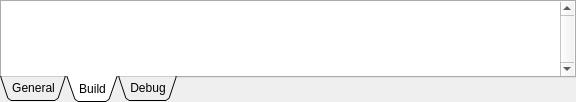
First picture: the form in outputpanedockwidget.ui, repository christopherpow/nesicide, before the edit.
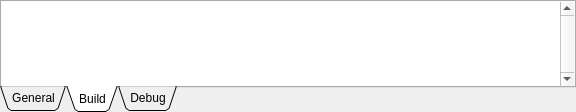
Second picture: the form after the edit. The open tabs and pages were chosen to show the change.

Patch:
```diff
--- a/outputpanedockwidget.ui
+++ b/outputpanedockwidget.ui
@@ -7,7 +7,7 @@
     <x>0</x>
     <y>0</y>
     <width>576</width>
-    <height>102</height>
+    <height>112</height>
    </rect>
   </property>
   <property name="features">
```
Left out of the diff: 2 changed lines with no effect on the pictures.
